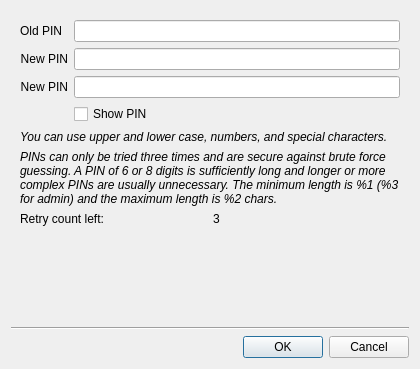
First picture: the form in src/ui/stick20changepassworddialog.ui, repository Nitrokey/nitrokey-app, before the edit.
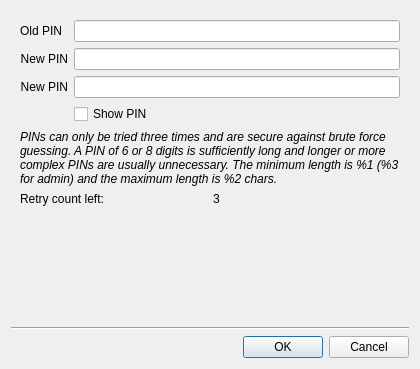
Second picture: the form after the edit. Icons and pictures are not drawn.

Commit message: Remove label informing about possible characters to use in firmware password change dialog

Patch:
```diff
--- a/src/ui/stick20changepassworddialog.ui
+++ b/src/ui/stick20changepassworddialog.ui
@@ -128,25 +128,6 @@
         </item>
        </layout>
       </item>
-      <item>
-       <widget class="QLabel" name="label_5">
-        <property name="focusPolicy">
-         <enum>Qt::StrongFocus</enum>
-        </property>
-        <property name="inputMethodHints">
-         <set>Qt::ImhNone</set>
-        </property>
-        <property name="text">
-         <string>&lt;html&gt;&lt;head/&gt;&lt;body&gt;&lt;p&gt;&lt;span style=&quot; font-style:italic;&quot;&gt;You can use upper and lower case, numbers, and special characters.&lt;/span&gt;&lt;/p&gt;&lt;/body&gt;&lt;/html&gt;</string>
-        </property>
-        <property name="alignment">
-         <set>Qt::AlignLeading|Qt::AlignLeft|Qt::AlignVCenter</set>
-        </property>
-        <property name="wordWrap">
-         <bool>true</bool>
-        </property>
-       </widget>
-      </item>
       <item>
        <widget class="QLabel" name="label_additional_information">
         <property name="sizePolicy">
```
Left out of the diff: 1 changed line with no effect on the pictures.
